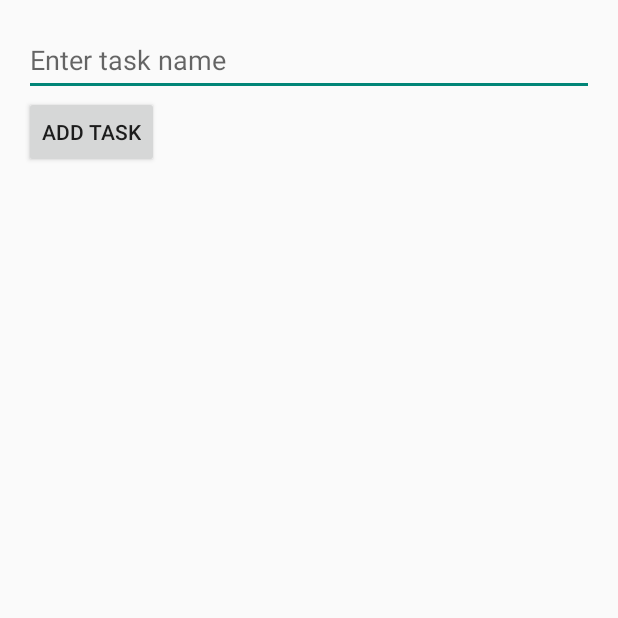
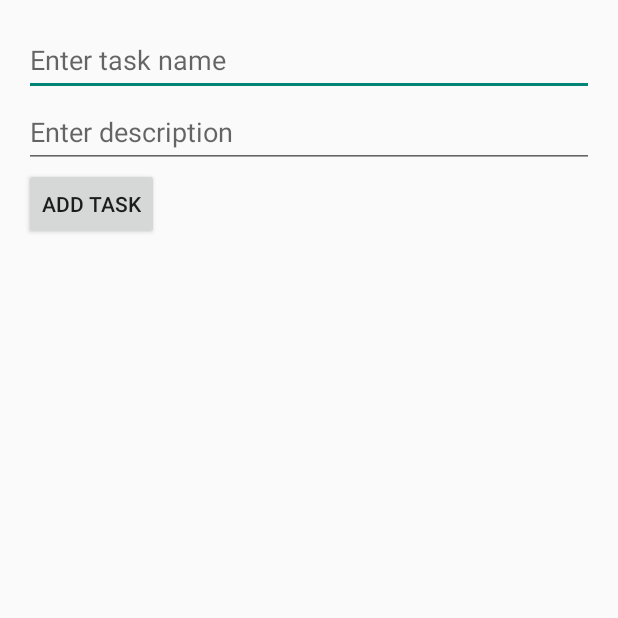
Before and after one commit to SpaceCat2233/Final-3.0, an Android app built with Jetpack Compose: the screen it shows after launch (MainActivity), on a phone screen of 412 x 824 dp, the top half of it. Run offline under Robolectric (Android 15) with nearby library versions, the phone set to English and light mode, and no system bars.

Commit message:
Description

```diff
--- a/app/src/main/java/com/example/final30/MainActivity.kt
+++ b/app/src/main/java/com/example/final30/MainActivity.kt
@@ -3,6 +3,7 @@ package com.example.final30
 import android.os.Bundle
 import android.widget.Button
 import android.widget.EditText
+import android.widget.Toast
 import androidx.activity.ComponentActivity
 import androidx.activity.compose.setContent
 import androidx.activity.enableEdgeToEdge
@@ -13,6 +14,7 @@ import androidx.compose.material3.Text
 import androidx.compose.runtime.Composable
 import androidx.compose.ui.Modifier
 import androidx.compose.ui.tooling.preview.Preview
+import androidx.core.content.ContentProviderCompat.requireContext
 import androidx.recyclerview.widget.LinearLayoutManager
 import androidx.recyclerview.widget.RecyclerView
 import com.example.final30.RecyclerView.TaskAdapter
@@ -27,6 +29,7 @@ class MainActivity : ComponentActivity() {
         setContentView(R.layout.activity_main)
 
         val taskInput = findViewById<EditText>(R.id.taskInput)
+        val DescriptionInput = findViewById<EditText>(R.id.DescriptionInput)
         val addTaskButton = findViewById<Button>(R.id.addTaskButton)
         val taskRecyclerView = findViewById<RecyclerView>(R.id.taskRecyclerView)
 
@@ -40,8 +43,9 @@ class MainActivity : ComponentActivity() {
 
         addTaskButton.setOnClickListener{
             val taskName = taskInput.text.toString()
+            val taskDescription = DescriptionInput.text.toString()
             if (taskName.isNotBlank()){
-                taskManager.addTask(taskName)
+                taskManager.addTask(taskName, taskDescription)
                 taskInput.text.clear()
                 updateTasks()
             }
--- a/app/src/main/java/com/example/final30/Task.kt
+++ b/app/src/main/java/com/example/final30/Task.kt
@@ -3,5 +3,6 @@ package com.example.final30
 class Task (
     var id: Int,
     var name: String,
+    var description: String,
     var isCompleted: Boolean = false
 )
--- a/app/src/main/java/com/example/final30/TaskManager.kt
+++ b/app/src/main/java/com/example/final30/TaskManager.kt
@@ -4,8 +4,8 @@ class TaskManager {
     private val tasks = mutableListOf<Task>()
     private var nextId = 1
 
-    fun addTask(name: String){
-        tasks.add(Task(nextId++, name))
+    fun addTask(name: String, description: String){
+        tasks.add(Task(nextId++, name, description))
     }
 
     fun completeTask(id: Int){
--- a/app/src/main/res/layout/activity_main.xml
+++ b/app/src/main/res/layout/activity_main.xml
@@ -10,14 +10,21 @@
         android:id="@+id/taskInput"
         android:layout_width="match_parent"
         android:layout_height="wrap_content"
-        android:hint="Enter task name"
+        android:hint="@string/enter_task_name"
+        android:minHeight="48dp" />
+
+    <EditText
+        android:id="@+id/DescriptionInput"
+        android:layout_width="match_parent"
+        android:layout_height="wrap_content"
+        android:hint="@string/enter_description"
         android:minHeight="48dp" />
 
     <Button
         android:id="@+id/addTaskButton"
         android:layout_width="wrap_content"
         android:layout_height="wrap_content"
-        android:text="Add task"/>
+        android:text="@string/add_task"/>
 
     <androidx.recyclerview.widget.RecyclerView
         android:id="@+id/taskRecyclerView"
--- a/app/src/main/res/values/strings.xml
+++ b/app/src/main/res/values/strings.xml
@@ -1,3 +1,6 @@
 <resources>
     <string name="app_name">Final 3.0</string>
+    <string name="add_task">Add task</string>
+    <string name="enter_description">Enter description</string>
+    <string name="enter_task_name">Enter task name</string>
 </resources>
```
Also changed, not shown: app/src/main/java/com/example/final30/RecyclerView/Adapter.kt (+6 -1 lines), app/src/main/res/layout/task_item.xml (+8 -1 lines).
